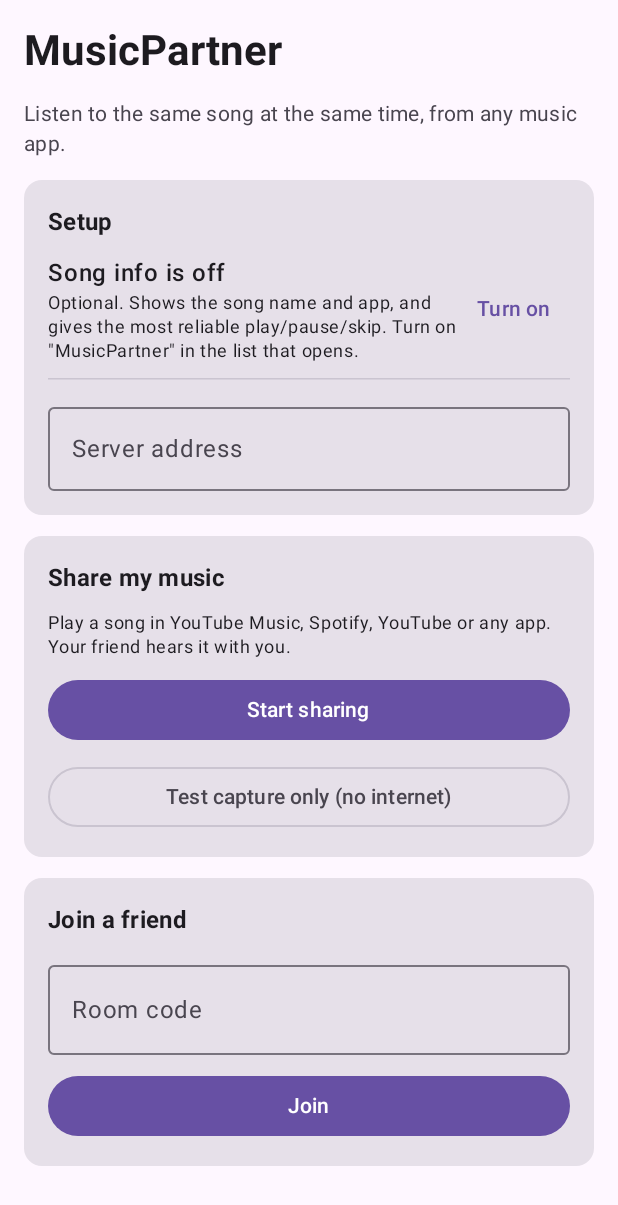
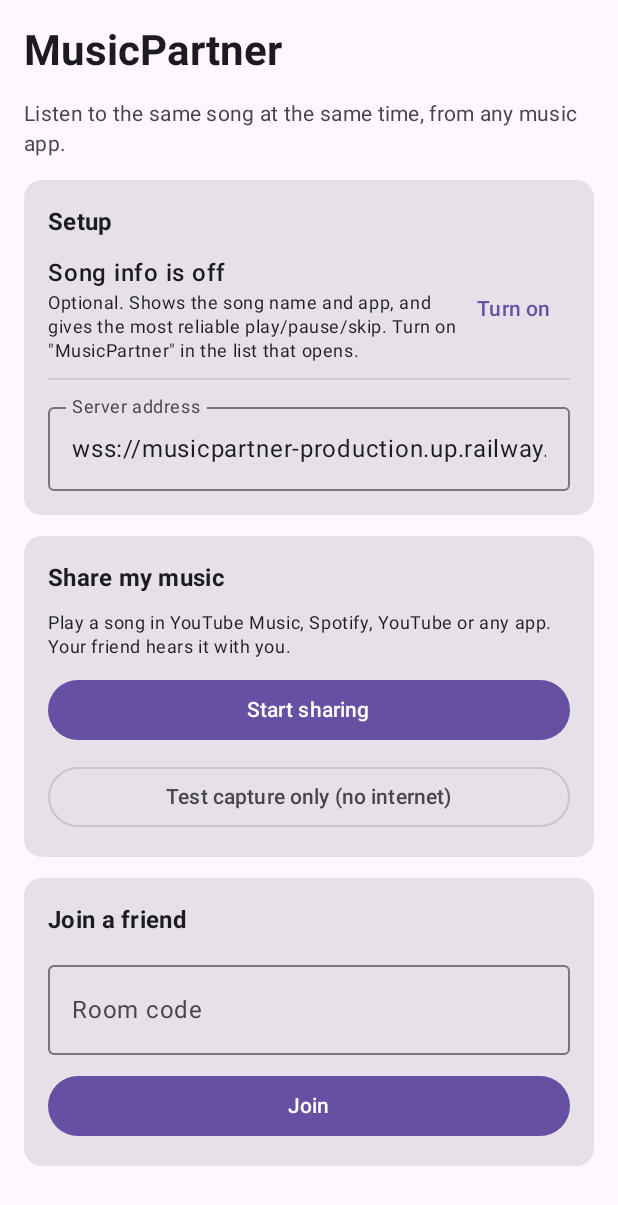
Before and after one commit to Sayandeep-Pal/MusicPartner, an Android app built with Jetpack Compose: the screen it shows after launch (MainActivity), on a phone screen of 412 x 824 dp. Shown: the top 1205 px of the screen. Run offline under Robolectric (Android 15) with nearby library versions, the phone set to English and light mode, and no system bars.

Commit message:
feat: update server URL handling and default value in Prefs, update placeholder in AppScreen, and enhance plan documentation

```diff
--- a/app/src/main/java/com/musicpartner/Prefs.kt
+++ b/app/src/main/java/com/musicpartner/Prefs.kt
@@ -6,10 +6,15 @@ class Prefs(context: Context) {
     private val sp = context.getSharedPreferences("musicpartner", Context.MODE_PRIVATE)
 
     var serverUrl: String
-        get() = sp.getString("server_url", "") ?: ""
+        get() = sp.getString("server_url", null)?.takeIf { it.isNotBlank() } ?: DEFAULT_SERVER
         set(value) = sp.edit().putString("server_url", value.trim()).apply()
 
     var lastCode: String
         get() = sp.getString("last_code", "") ?: ""
         set(value) = sp.edit().putString("last_code", value.trim().uppercase()).apply()
+
+    companion object {
+        /** Public relay deployed on Railway (see plan.md). Users can still type another address. */
+        const val DEFAULT_SERVER = "wss://musicpartner-production.up.railway.app"
+    }
 }
--- a/app/src/main/java/com/musicpartner/ui/AppScreen.kt
+++ b/app/src/main/java/com/musicpartner/ui/AppScreen.kt
@@ -123,7 +123,7 @@ private fun Home(notifAccess: Boolean, initialServerUrl: String, initialCode: St
                 actions.saveServerUrl(it)
             },
             label = { Text("Server address") },
-            placeholder = { Text("wss://your-relay.onrender.com") },
+            placeholder = { Text("wss://musicpartner-production.up.railway.app") },
             singleLine = true,
             keyboardOptions = KeyboardOptions(keyboardType = KeyboardType.Uri),
             modifier = Modifier.fillMaxWidth(),
```
Also changed, not shown: 3 other files.
